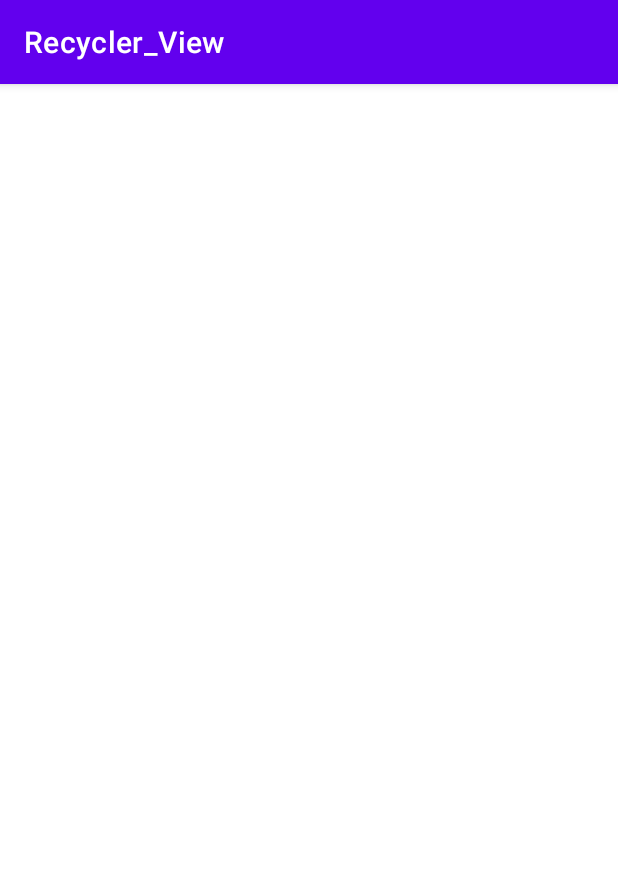
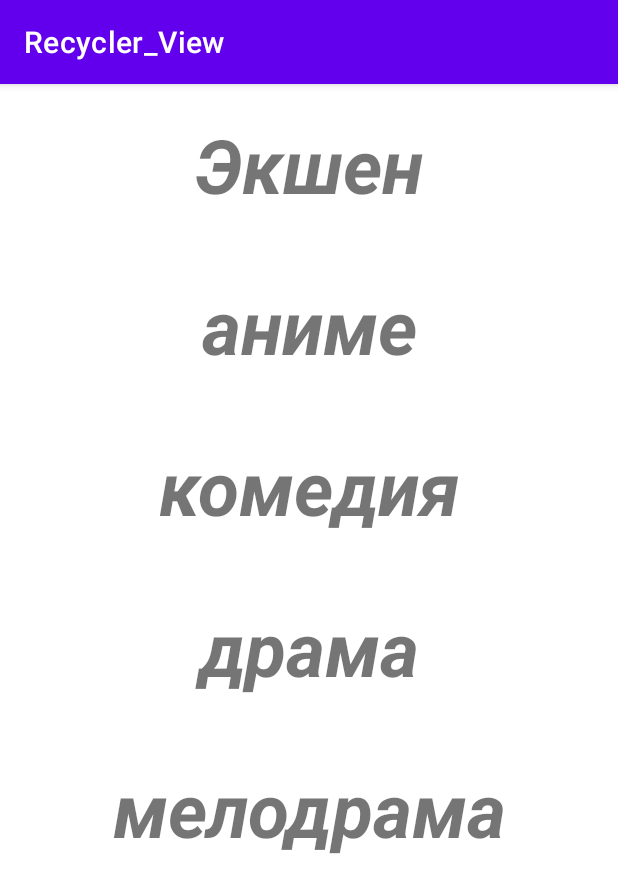
Before and after one commit to zodiac0296/Recycler_Fragment_View, an Android app: the screen it shows after launch (MainActivity), on a phone screen of 412 x 824 dp. Shown: the top 893 px of the screen. Run offline under Robolectric (Android 15) with nearby library versions, the phone set to English and light mode, and no system bars.

```diff
--- a/RFV/app/src/main/java/com/example/recycler_view/Constans.kt
+++ b/RFV/app/src/main/java/com/example/recycler_view/Constans.kt
@@ -10,7 +10,7 @@ class Constans {
         Category(Categories.Anime.ordinal,R.string.Anime),
         Category(Categories.Comedy.ordinal,R.string.Comedy),
         Category(Categories.Drama.ordinal, R.string.Drama),
-        Category(Categories.Melodrama.ordinal, R.string.Melodrama))
+        Category(Categories.Melodrama.ordinal, R.string.Melodrama),)
 
 
         val  video = arrayListOf<Video>(
@@ -33,8 +33,6 @@ class Constans {
             Video(Categories.Melodrama.ordinal, "описание", "название","url"),
             Video(Categories.Melodrama.ordinal, "описание", "название","url"),
             Video(Categories.Melodrama.ordinal, "описание", "название","url"),
-
-
         )
     }
 }
@@ -48,4 +46,5 @@ enum class Categories(value: Int){
 
 
 
+
 }
--- /dev/null
+++ b/RFV/app/src/main/java/com/example/recycler_view/adapters/CategoryAdapter.kt
@@ -0,0 +1,42 @@
+package com.example.recycler_view.adapters
+
+import android.os.Bundle
+import android.view.LayoutInflater
+import android.view.View
+import android.view.ViewGroup
+import android.widget.TextView
+import androidx.fragment.app.FragmentActivity
+import androidx.recyclerview.widget.RecyclerView
+import com.example.recycler_view.R
+import com.example.recycler_view.models.Category
+import com.example.recycler_view.models.fragments.VideoFragment
+import java.security.AccessControlContext
+
+class CategoryAdapter(private val array: ArrayList<Category>, private val context: FragmentActivity):
+    RecyclerView.Adapter<CategoryAdapter.ViewHolder>() {
+    class ViewHolder(view: View): RecyclerView.ViewHolder(view) {
+        val tools = view.findViewById<TextView>(R.id.categoty_TV)
+
+    }
+
+    override fun onCreateViewHolder(parent: ViewGroup, viewType: Int): ViewHolder {
+        val view = LayoutInflater.from(parent.context).inflate(R.layout.item_category,parent,false)
+        return ViewHolder(view)
+    }
+
+    override fun onBindViewHolder(holder: ViewHolder, position: Int) {
+        val item = array[position]
+        holder.tools.text = holder.itemView.context.getString(item.name)
+        holder.itemView.setOnClickListener {
+            val bundle = Bundle()
+            bundle.putInt("category", item.id)
+        context.supportFragmentManager.beginTransaction()
+            .replace(R.id.container,VideoFragment::class.java, bundle)
+            .addToBackStack(null)
+            .commit()
+        }
+    }
+    override fun getItemCount(): Int {
+        return array.size
+    }
+}
--- a/RFV/app/src/main/java/com/example/recycler_view/models/fragments/CategoryFragment.kt
+++ b/RFV/app/src/main/java/com/example/recycler_view/models/fragments/CategoryFragment.kt
@@ -5,7 +5,10 @@ import androidx.fragment.app.Fragment
 import android.view.LayoutInflater
 import android.view.View
 import android.view.ViewGroup
+import androidx.recyclerview.widget.RecyclerView
+import com.example.recycler_view.Constans
 import com.example.recycler_view.R
+import com.example.recycler_view.adapters.CategoryAdapter
 
 class CategoryFragment : Fragment() {
 
@@ -14,8 +17,13 @@ class CategoryFragment : Fragment() {
                               savedInstanceState: Bundle?): View? {
         // Inflate the layout for this fragment
         val view = inflater.inflate(R.layout.fragment_category, container, false)
+        val recyclerView = view.findViewById<RecyclerView>(R.id.recycler_view)
+        recyclerView.adapter = CategoryAdapter(Constans.category,requireActivity())
+        activity
 
         return view
+
+
     }
 
 }
--- a/RFV/app/src/main/res/layout/fragment_category.xml
+++ b/RFV/app/src/main/res/layout/fragment_category.xml
@@ -3,10 +3,14 @@
     xmlns:tools="http://schemas.android.com/tools"
     android:layout_width="match_parent"
     android:layout_height="match_parent"
+    xmlns:app="http://schemas.android.com/apk/res-auto"
     tools:context=".models.fragments.CategoryFragment">
 
     <androidx.recyclerview.widget.RecyclerView
+        android:id="@+id/recycler_view"
+        app:layoutManager="androidx.recyclerview.widget.LinearLayoutManager"
         android:layout_width="match_parent"
-        android:layout_height="wrap_content"/>
+        android:layout_height="match_parent"/>
+
 
 </FrameLayout>
--- /dev/null
+++ b/RFV/app/src/main/res/layout/item_category.xml
@@ -0,0 +1,16 @@
+<?xml version="1.0" encoding="utf-8"?>
+<FrameLayout xmlns:android="http://schemas.android.com/apk/res/android"
+    xmlns:tools="http://schemas.android.com/tools"
+    android:layout_width="match_parent"
+    android:layout_height="wrap_content">
+    <TextView
+        android:id="@+id/categoty_TV"
+        tools:text="Category"
+        android:textStyle="bold|italic"
+        android:textSize="50sp"
+        android:layout_width="match_parent"
+        android:gravity="center"
+        android:layout_margin="20dp"
+        android:layout_height="wrap_content"/>
+
+</FrameLayout>
--- a/RFV/app/src/main/res/values/strings.xml
+++ b/RFV/app/src/main/res/values/strings.xml
@@ -6,4 +6,7 @@
     <string name="Drama">драма</string>
     <string name="Melodrama">мелодрама</string>
     <string name="Comedy">комедия</string>
+
+<!-- TODO: Remove or change this placeholder text -->
+    <string name="hello_blank_fragment">Hello blank fragment</string>
 </resources>
```
Also changed, not shown: RFV/app/src/main/java/com/example/recycler_view/models/fragments/VideoFragment.kt (added, +23 -0 lines), RFV/app/src/main/res/layout/fragment_video.xml (added, +13 -0 lines).
